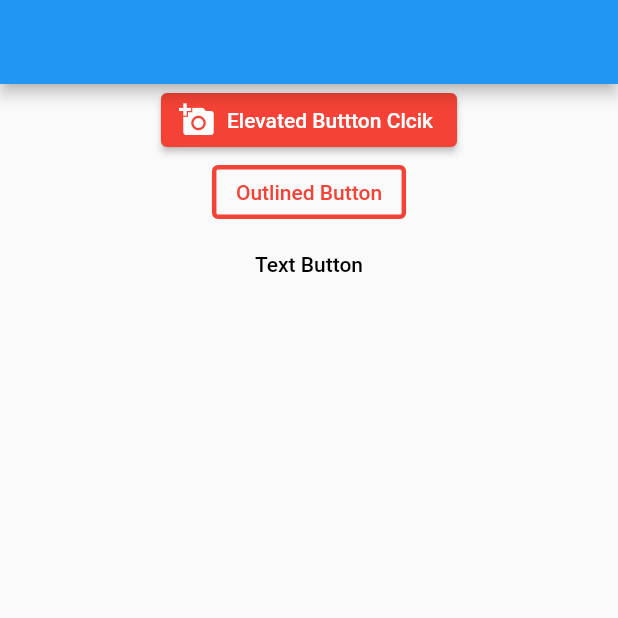
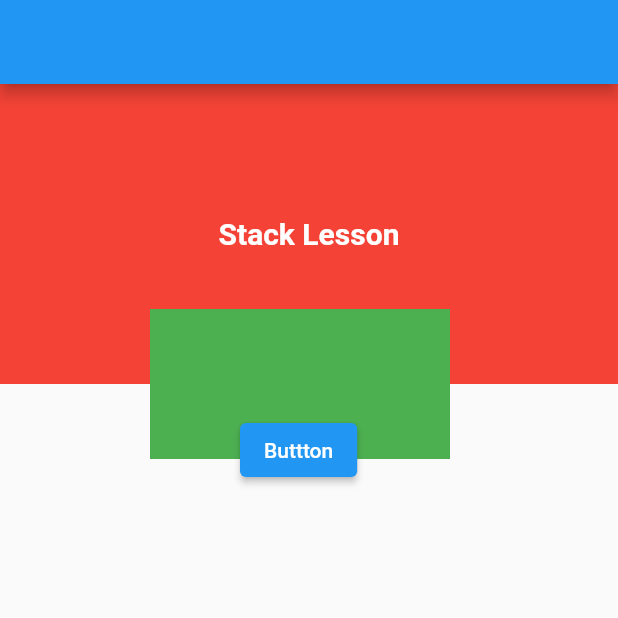
Before and after one commit to MyoMin-Latt/Flutter-Basic-UI, a Flutter app: the screen it shows after launch, on a phone screen of 412 x 824 dp, the top half of it. Run offline on Flutter 3.47's test engine with Material 2 defaults, Android fonts, the phone set to English and light mode, and no system bars.

Commit message:
@12.13 Flutter Basic UI (Stack Layout)

```diff
--- a/lib/main.dart
+++ b/lib/main.dart
@@ -10,6 +10,9 @@
 //        Expanded => take all space, Flexible => take needed space
 // @12.10 Flutter Basic UI (Wrap Widget), SingleChildScrollView, For Loop
 // @12.11 Flutter Basic Widget(Button Part1), ElevatedButton.styleFrom()
+// @12.12 Flutter Basic UI (Button Part 2)
+// @12.13 Flutter Basic UI (Stack Layout), Positioned
+
 
 
 
@@ -24,6 +27,7 @@ import 'package:flutter/material.dart';
 //Row Column Wrap Stack  ListVeiw GridView
 //variable List Map Set
 // 6 3 3
+//position
 void main() {
   runApp(const MaterialApp(
     debugShowCheckedModeBanner: false,
@@ -38,51 +42,36 @@ class FirstApp extends StatelessWidget {
   Widget build(BuildContext context) {
     return Scaffold(
        appBar: AppBar(),
-       body: Center(
-         child: Column(
-           children: [
-             ElevatedButton.icon(
-               icon: Icon(Icons.add_a_photo),
-               onPressed: (){
-                    clickAction(context);
-               },
-               onLongPress: () => print('long press'),
-               style: ElevatedButton.styleFrom(
-                 primary: Colors.red,
-                 onPrimary: Colors.white,
+       body: Stack(
+         alignment: Alignment.center,
+         clipBehavior: Clip.none,
+         children: [
+           Container(
+             color: Colors.red,
+             width: double.infinity,
+             height: 200,
+           ),
+           Positioned(
+             top : 150,
+             left: 100,
+             child: Container(
+               color: Colors.green,
+               width: 200,
+               height: 100,
+             ),
+           ),
+           const Text('Stack Lesson',
+           style: TextStyle(color: Colors.white,fontSize: 20,
+           fontWeight: FontWeight.bold),),
+           Positioned(
+             top: 220,
+             left: 160,
+             child: ElevatedButton(onPressed: (){},
+             child: const Text('Buttton')))
+         ],
+       ),
 
-               ),
-               label: const Text('Elevated Buttton Clcik')),
-             OutlinedButton(
-               style: OutlinedButton.styleFrom(
-                 primary: Colors.red,
-                 side: const BorderSide(
-                   color: Colors.red,
-                   width: 3
-                 )
-
-               ),
-               onPressed: (){
-             },
-             child: const Text('Outlined Button')),
-             TextButton(
-               style: TextButton.styleFrom(
-                 primary: Colors.black
-               ),
-               onPressed: (){
-             }, child: const Text('Text Button'))
-           ],
-         ),
-       )
        );
   }
-  void clickAction(BuildContext context){
-    ScaffoldMessenger.of(context)
-    .showSnackBar(
 
-      const SnackBar(
-        backgroundColor: Colors.blue,
-        content: Text('Elevated Button is Clicked'))
-    );
-  }
 }
```
